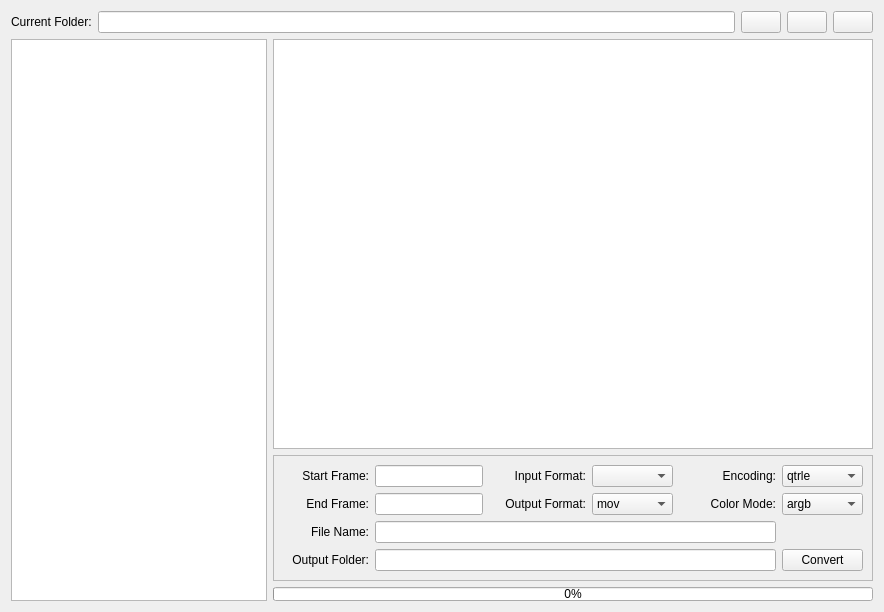
sanath111/FileConverter, file uiFiles/file_converter.ui: the form before one commit.
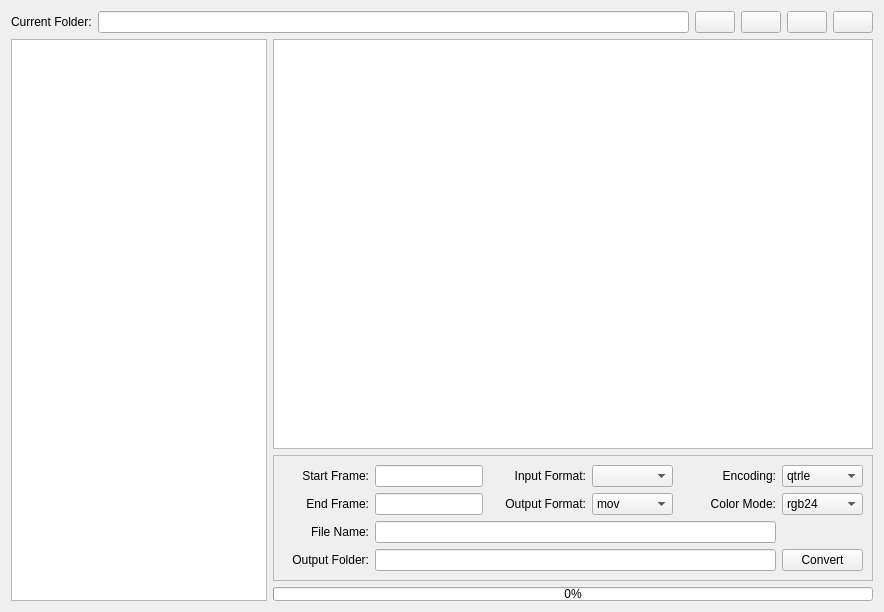
The form after the commit.

The edit to the form file:
```diff
--- a/uiFiles/file_converter.ui
+++ b/uiFiles/file_converter.ui
@@ -33,6 +33,13 @@
        </property>
       </widget>
      </item>
+     <item>
+      <widget class="QPushButton" name="pasteButton">
+       <property name="text">
+        <string/>
+       </property>
+      </widget>
+     </item>
      <item>
       <widget class="QPushButton" name="copyButton">
        <property name="text">
@@ -92,11 +99,6 @@
           <height>0</height>
          </size>
         </property>
-        <item>
-         <property name="text">
-          <string>argb</string>
-         </property>
-        </item>
         <item>
          <property name="text">
           <string>rgb24</string>
```
Left out of the diff: 21 changed lines with no effect on the pictures.
